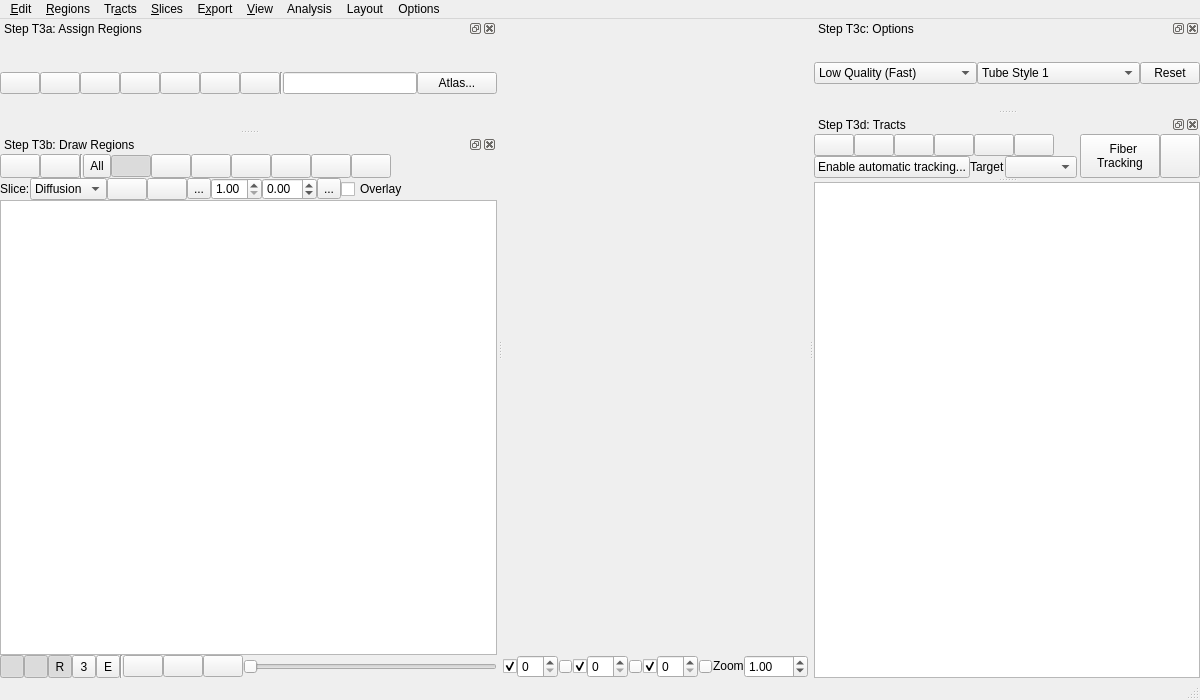
Qt form tracking/tracking_window.ui (frankyeh/DSI-Studio) before a commit.
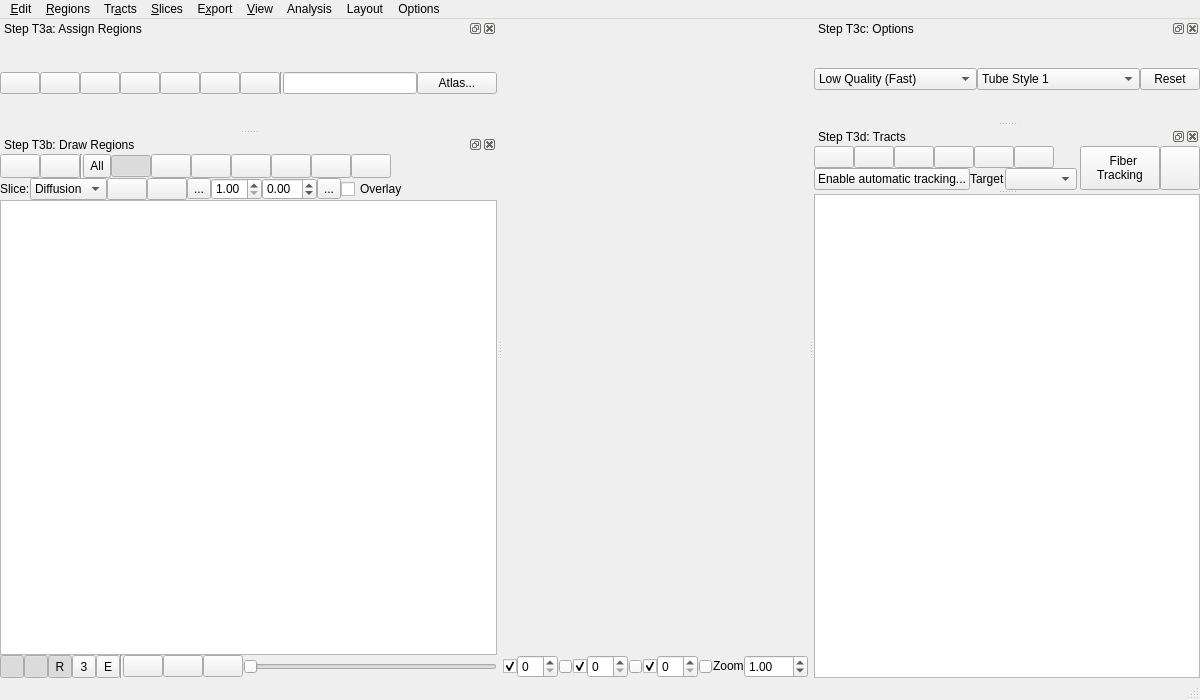
The same form after that commit. Icons and pictures are not drawn. Custom widgets are drawn as their Qt base class.

Patch:
```diff
--- a/tracking/tracking_window.ui
+++ b/tracking/tracking_window.ui
@@ -564,8 +564,8 @@
    </property>
    <property name="minimumSize">
     <size>
-     <width>0</width>
-     <height>0</height>
+     <width>267</width>
+     <height>47</height>
     </size>
    </property>
    <property name="windowTitle">
@@ -1023,8 +1023,8 @@
    </property>
    <property name="minimumSize">
     <size>
-     <width>0</width>
-     <height>0</height>
+     <width>351</width>
+     <height>155</height>
     </size>
    </property>
    <property name="maximumSize">
```
Left out of the diff: 6 changed lines with no effect on the pictures.
